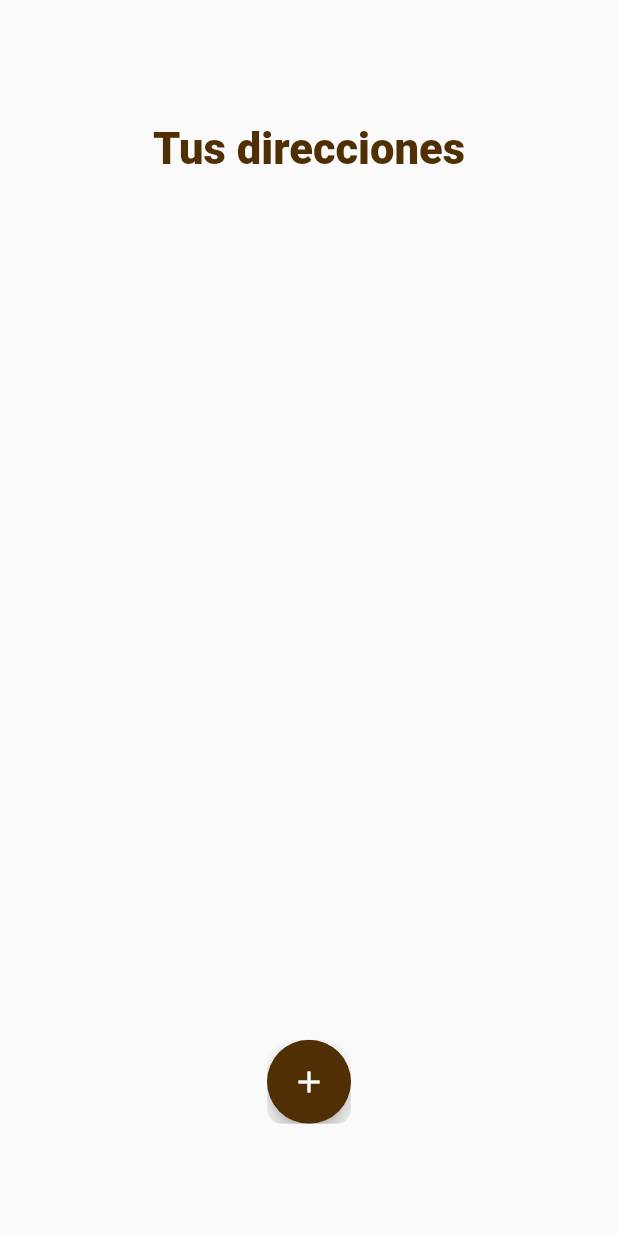
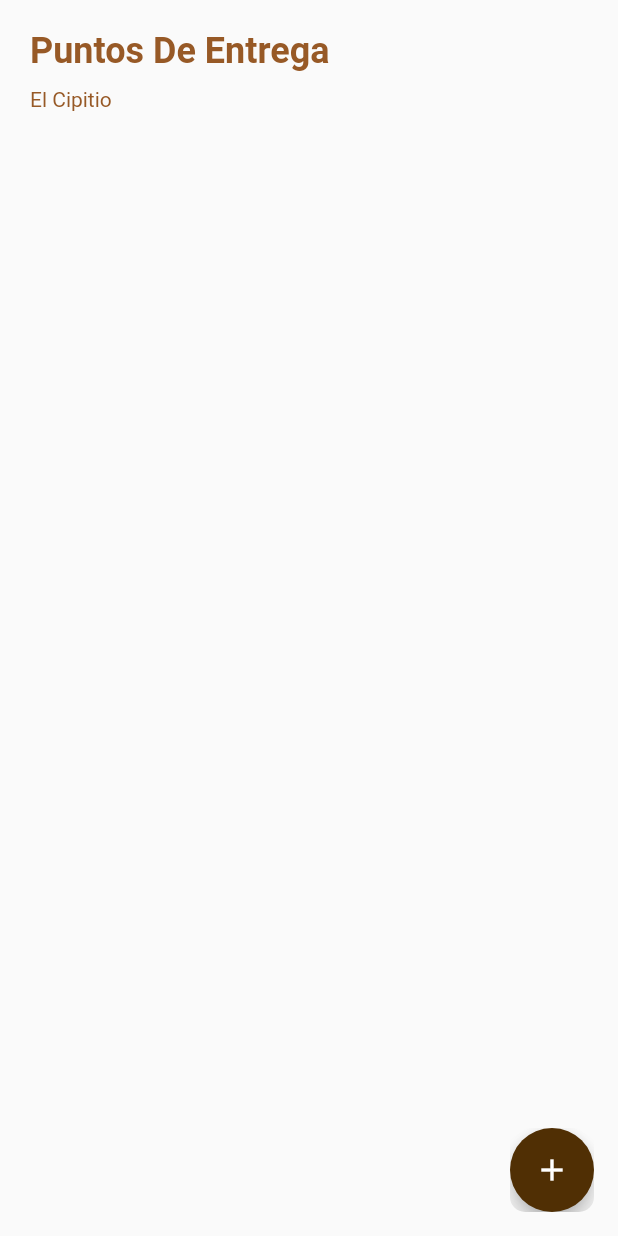
Before and after one commit to Art3Aga/DeliveryApp-Cipitio, a Flutter app: the AdministrarUbicacion screen opened directly, on a phone screen of 412 x 824 dp. Run offline on Flutter 3.47's test engine with Material 2 defaults, Android fonts, the light colour scheme and no system bars; our stand-ins replace animate_do, dio, flutter_swiper, font_awesome_flutter, geolocator, google_maps_flutter and 4 more; missing offline and left inert: sweetalert; accounts and stored records are empty; network calls fail.

Commit message:
ListView De Direcciones

```diff
--- a/lib/main.dart
+++ b/lib/main.dart
@@ -1,4 +1,3 @@
-
 import 'package:deliveryapplicacion/recursos/recursos.dart';
 import 'package:deliveryapplicacion/servicios/shared_preferences.dart';
 import 'package:deliveryapplicacion/vistas/acceso_gps_page.dart';
@@ -25,16 +24,14 @@ void main() async {
 class MyApp extends StatelessWidget {
   @override
   Widget build(BuildContext context) {
-
     final storage = new StorageCliente();
 
     return MaterialApp(
-      theme: ThemeData(
-        primaryColor: Recursos().colorPrimario
-      ),
+      theme: ThemeData(primaryColor: Recursos().colorPrimario),
       debugShowCheckedModeBanner: false,
-      title: 'Delivery El Cipitio',
-      initialRoute:  'registro', //storage.emailStorage == '' ? 'registro' : 'loading',
+      title: 'home',
+      initialRoute:
+          'home', //storage.emailStorage == '' ? 'registro' : 'loading',
       routes: {
         'home': (context) => TabsPage(),
         'registro': (context) => RegistroPage(),
--- a/lib/vistas/edit_dir_page.dart
+++ b/lib/vistas/edit_dir_page.dart
@@ -1,6 +1,6 @@
 import 'package:flutter/material.dart';
 import 'package:deliveryapplicacion/recursos/recursos.dart';
-import 'package:deliveryapplicacion/vistas/agregar_dir_page.dart';
+import 'package:deliveryapplicacion/vistas/mapa_add_direccion_page.dart';
 
 class AdministrarUbicacion extends StatelessWidget {
   TextEditingController _password_controller = new TextEditingController();
@@ -11,56 +11,44 @@ class AdministrarUbicacion extends StatelessWidget {
   Widget build(BuildContext context) {
     final size = MediaQuery.of(context).size;
     return Scaffold(
-      body: Container(
-        margin: EdgeInsets.only(top: size.width * 0.2),
-        child: SingleChildScrollView(
-          child: Row(
-            mainAxisAlignment: MainAxisAlignment.center,
-            children: [
-              Expanded(
-                child: Column(
-                  mainAxisAlignment: MainAxisAlignment.start,
-                  children: [
-                    _titulo(),
-                    SizedBox(
-                      height: size.height * 0.7,
-                    ),
-                    _botonagregar(context),
-                  ],
-                ),
-              ),
-            ],
-          ),
+      body: ListView(
+        children: [
+          _title(),
+        ],
+      ),
+      floatingActionButton: _boton_agregar(context),
+    );
+  }
+
+  Widget _title() {
+    return SafeArea(
+      child: Container(
+        padding: EdgeInsets.all(20.0),
+        child: Column(
+          crossAxisAlignment: CrossAxisAlignment.start,
+          children: <Widget>[
+            Text('Puntos De Entrega',
+                style: TextStyle(
+                    color: Recursos().colorTerciario,
+                    fontSize: 24.0,
+                    fontWeight: FontWeight.bold)),
+            SizedBox(height: 10.0),
+            Text('El Cipitio',
+                style: TextStyle(
+                    color: Recursos().colorTerciario, fontSize: 14.0)),
+          ],
         ),
       ),
     );
   }
 
-  Widget _titulo() {
-    final style = TextStyle(
-        fontWeight: FontWeight.w900,
-        fontSize: 29,
-        color: Recursos().colorPrimario);
-    return Text('Tus direcciones', style: style);
-  }
-
-  Widget _icono(Size size) {
-    return Container(
-      child: Icon(
-        Icons.gps_fixed,
-        color: Recursos().colorPrimario,
-        size: 50.0,
-      ),
-    );
-  }
-
-  Widget _botonagregar(BuildContext context) {
+  Widget _boton_agregar(BuildContext context) {
     return ClipRRect(
       borderRadius: BorderRadius.circular(10),
       child: FloatingActionButton(
         onPressed: () {
           Navigator.push(context,
-              MaterialPageRoute(builder: (context) => AgregarDireccion()));
+              MaterialPageRoute(builder: (context) => MapaAddDireccion()));
         },
         child: Icon(
           Icons.add,
```
